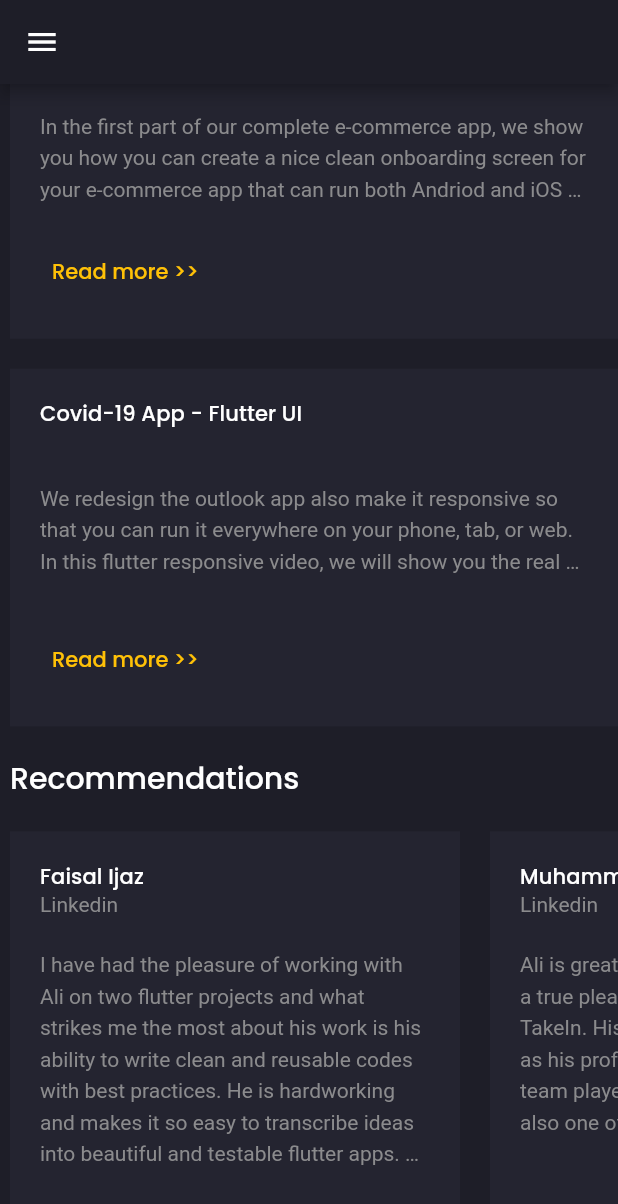
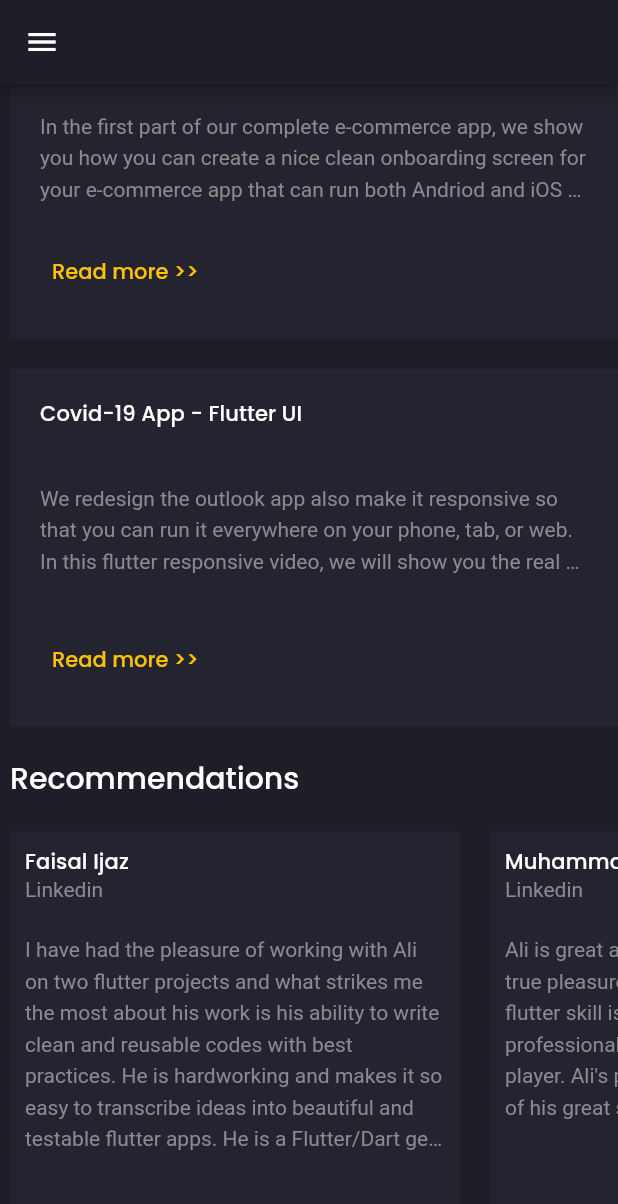
Before and after one commit to SeAliijaz/Responsive-Portfolio, a Flutter app: the screen it shows after launch, scrolled down 1445 dp, on a phone screen of 412 x 824 dp. Shown: the top 1204 px of the screen. Run offline on Flutter 3.47's test engine with Material 2 defaults, Android fonts, the phone set to English and light mode, and no system bars; our stand-ins replace animated_text_kit, flutter_svg, google_fonts.

Commit message:
OverFlowErrorResolved & ImageErrorResolve
OverFlowErrorResolved & ImageErrorResolve, Resolve the issue was loading network image in side menu so i have used now asset image and bottom over flow error in recommendation cards resolved

```diff
--- a/lib/Components/My_Info/my_info.dart
+++ b/lib/Components/My_Info/my_info.dart
@@ -1,4 +1,3 @@
-import 'package:cached_network_image/cached_network_image.dart';
 import 'package:flutter/material.dart';
 import 'package:responsive_portfolio/Constants/constants.dart';
 
@@ -12,14 +11,14 @@ class MyInfo extends StatelessWidget {
     return AspectRatio(
       aspectRatio: 1.23,
       child: Container(
-        color: Color(0xff242430),
+        color: secondaryColor,
         child: Column(
           mainAxisAlignment: MainAxisAlignment.spaceAround,
           children: [
             Spacer(flex: 2),
             CircleAvatar(
               radius: 50,
-              backgroundImage: CachedNetworkImageProvider(myDp),
+              backgroundImage: AssetImage("assets/images/my_pic.jpg"),
             ),
             Spacer(),
             Text(
--- a/lib/Constants/constants.dart
+++ b/lib/Constants/constants.dart
@@ -1,8 +1,4 @@
 import 'package:flutter/material.dart';
-
-///Link Profile Picture
-String myDp =
-    "https://scontent.flhe28-1.fna.fbcdn.net/v/t39.30808-6/273325549_125774646633316_4540171477980727382_n.jpg?_nc_cat=109&ccb=1-7&_nc_sid=174925&_nc_eui2=AeEBWwDdpui0fxf-eWm4-L7joDLfOsJvV8OgMt86wm9Xw7utBmbv-vPnJnUwnZwR1p6KvF2JurRzrYEiWHpHDmSr&_nc_ohc=mMljQ-Yn15gAX_jpE5T&_nc_ht=scontent.flhe28-1.fna&oh=00_AT-l_WKQQd1zXsMdB3LiD6aIPuAVlagJsAWN0uYGQRZLcQ&oe=62BEFD07";
 
 const primaryColor = Color(0xFFFFC107);
 const secondaryColor = Color(0xFF242430);
--- a/lib/Screens/Components_Home/Recommendation_Cards/recommendation_cards.dart
+++ b/lib/Screens/Components_Home/Recommendation_Cards/recommendation_cards.dart
@@ -17,7 +17,7 @@ class RecommendationCards extends StatelessWidget {
       height: Responsive.isDesktop(context) ? 250 : 250,
       width: Responsive.isDesktop(context) ? 400 : 300,
       color: secondaryColor,
-      padding: EdgeInsets.all(defaultPadding),
+      padding: EdgeInsets.all(defaultPadding / 2),
       child: Column(
         crossAxisAlignment: CrossAxisAlignment.start,
         children: [
```
Also changed, not shown: assets/images/my_pic.jpg (added).
